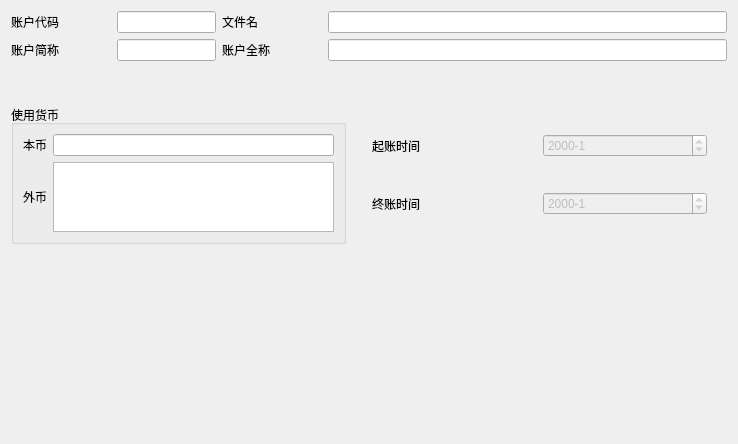
First picture: the form in forms/apcbase.ui, repository wangkungit5905/PzAssistant, before the edit.
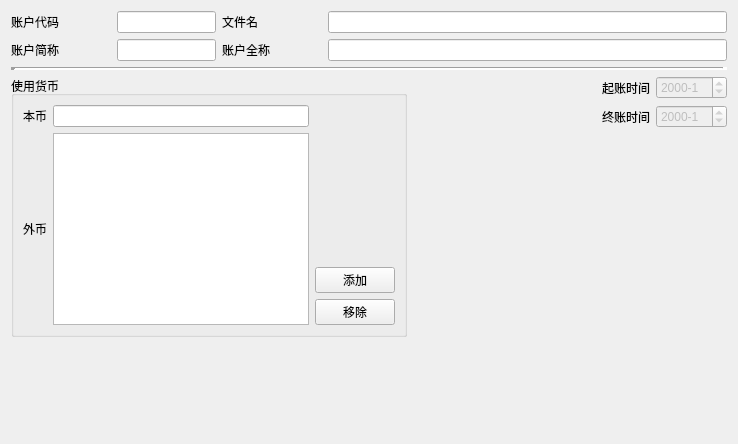
Second picture: the form after the edit.

Patch:
```diff
--- a/forms/apcbase.ui
+++ b/forms/apcbase.ui
@@ -13,7 +13,7 @@
   <property name="windowTitle">
    <string>Form</string>
   </property>
-  <layout class="QVBoxLayout" name="verticalLayout_2" stretch="2,1,2,5">
+  <layout class="QVBoxLayout" name="verticalLayout_2">
    <item>
     <layout class="QVBoxLayout" name="verticalLayout">
      <item>
@@ -40,7 +40,11 @@
         </widget>
        </item>
        <item>
-        <widget class="QLineEdit" name="edtFName"/>
+        <widget class="QLineEdit" name="edtFName">
+         <property name="readOnly">
+          <bool>true</bool>
+         </property>
+        </widget>
        </item>
       </layout>
      </item>
@@ -71,25 +75,24 @@
     </layout>
    </item>
    <item>
-    <spacer name="horizontalSpacer">
+    <widget class="Line" name="line">
+     <property name="lineWidth">
+      <number>5</number>
+     </property>
      <property name="orientation">
       <enum>Qt::Horizontal</enum>
      </property>
-     <property name="sizeHint" stdset="0">
-      <size>
-       <width>40</width>
-       <height>20</height>
-      </size>
-     </property>
-    </spacer>
+    </widget>
    </item>
    <item>
-    <layout class="QHBoxLayout" name="horizontalLayout_3" stretch="1,0,1,0">
+    <layout class="QHBoxLayout" name="horizontalLayout_3">
      <item>
       <widget class="QGroupBox" name="groupBox">
        <property name="title">
         <string>使用货币</string>
        </property>
+       <layout class="QHBoxLayout" name="horizontalLayout_4">
+        <item>
        <layout class="QGridLayout" name="gridLayout_2">
         <item row="0" column="0">
          <widget class="QLabel" name="label_9">
@@ -116,10 +119,11 @@
          <widget class="QListWidget" name="lstWMt"/>
         </item>
        </layout>
-      </widget>
      </item>
      <item>
-      <spacer name="verticalSpacer">
+         <layout class="QVBoxLayout" name="verticalLayout_3">
+          <item>
+           <spacer name="verticalSpacer_4">
        <property name="orientation">
         <enum>Qt::Vertical</enum>
        </property>
@@ -127,16 +131,51 @@
         <size>
          <width>20</width>
          <height>40</height>
+             </size>
+            </property>
+           </spacer>
+          </item>
+          <item>
+           <widget class="QPushButton" name="addWb">
+            <property name="text">
+             <string>添加</string>
+            </property>
+           </widget>
+          </item>
+          <item>
+           <widget class="QPushButton" name="delWb">
+            <property name="text">
+             <string>移除</string>
+            </property>
+           </widget>
+          </item>
+         </layout>
+        </item>
+       </layout>
+      </widget>
+     </item>
+     <item>
+      <spacer name="horizontalSpacer_2">
+       <property name="orientation">
+        <enum>Qt::Horizontal</enum>
+       </property>
+       <property name="sizeHint" stdset="0">
+        <size>
+         <width>40</width>
+         <height>20</height>
         </size>
        </property>
       </spacer>
      </item>
      <item>
       <layout class="QGridLayout" name="gridLayout">
-       <item row="0" column="0">
-        <widget class="QLabel" name="label_7">
-         <property name="text">
-          <string>起账时间</string>
+       <item row="1" column="1">
+        <widget class="QDateEdit" name="endDate">
+         <property name="enabled">
+          <bool>false</bool>
+         </property>
+         <property name="displayFormat">
+          <string>yyyy-M</string>
          </property>
         </widget>
        </item>
@@ -147,6 +186,13 @@
          </property>
         </widget>
        </item>
+       <item row="0" column="0">
+        <widget class="QLabel" name="label_7">
+         <property name="text">
+          <string>起账时间</string>
+         </property>
+        </widget>
+       </item>
        <item row="0" column="1">
         <widget class="QDateEdit" name="startDate">
          <property name="enabled">
@@ -157,20 +203,8 @@
          </property>
         </widget>
        </item>
-       <item row="1" column="1">
-        <widget class="QDateEdit" name="endDate">
-         <property name="enabled">
-          <bool>false</bool>
-         </property>
-         <property name="displayFormat">
-          <string>yyyy-M</string>
-         </property>
-        </widget>
-       </item>
-      </layout>
-     </item>
-     <item>
-      <spacer name="verticalSpacer_2">
+       <item row="2" column="1">
+        <spacer name="verticalSpacer">
        <property name="orientation">
         <enum>Qt::Vertical</enum>
        </property>
@@ -184,15 +218,17 @@
      </item>
     </layout>
    </item>
+    </layout>
+   </item>
    <item>
-    <spacer name="horizontalSpacer_2">
+    <spacer name="verticalSpacer_3">
      <property name="orientation">
-      <enum>Qt::Horizontal</enum>
+      <enum>Qt::Vertical</enum>
      </property>
      <property name="sizeHint" stdset="0">
       <size>
-       <width>40</width>
-       <height>20</height>
+       <width>20</width>
+       <height>40</height>
       </size>
      </property>
     </spacer>
```
Lines whose indentation alone changed are shown as unchanged.
